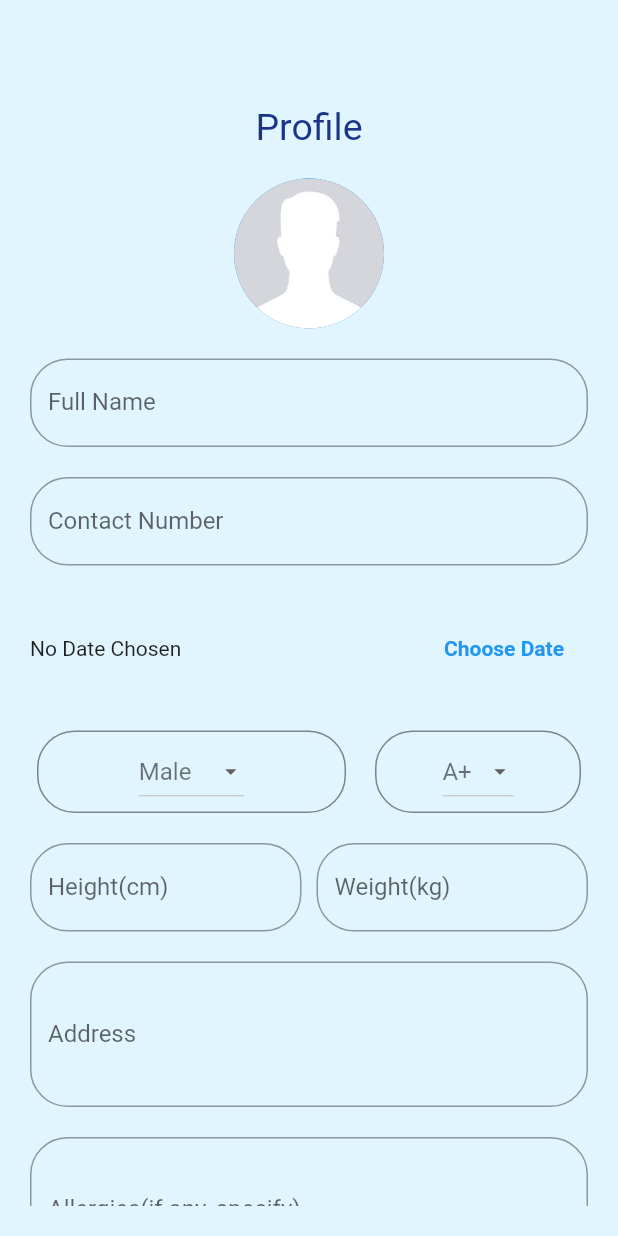
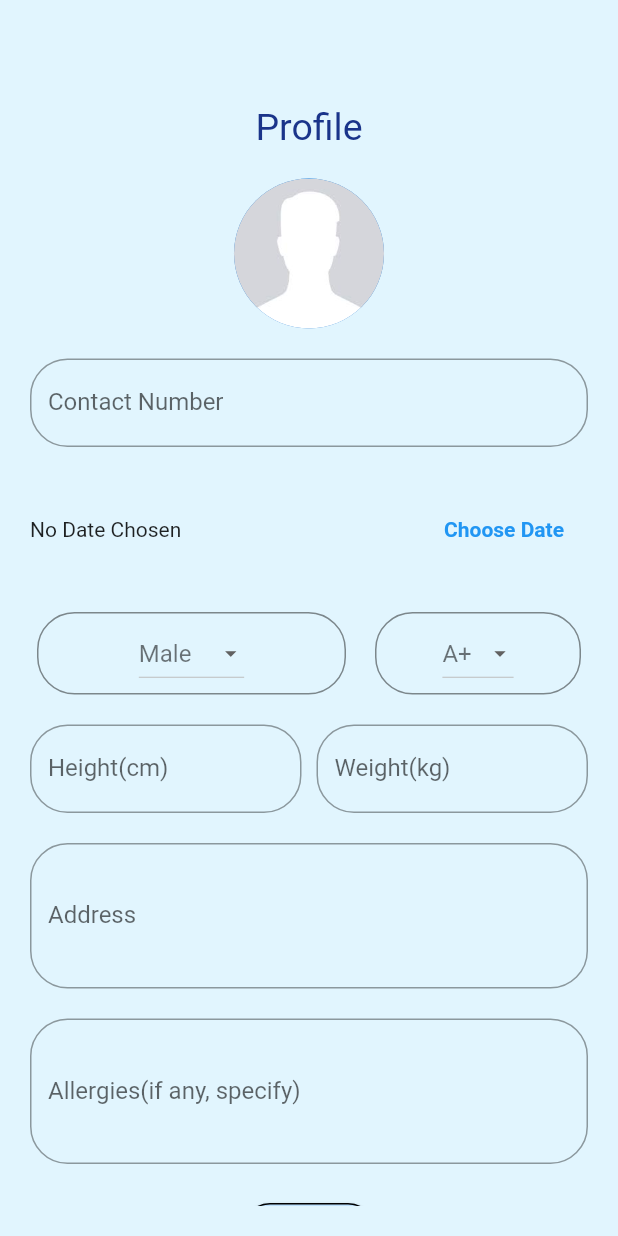
Before and after one commit to rahulsunil2/MediLocker, a Flutter app: the SetProfile screen opened directly, on a phone screen of 412 x 824 dp. Run offline on Flutter 3.47's test engine with Material 2 defaults, Android fonts, the light colour scheme and no system bars; our stand-ins replace bloc, charts_flutter, equatable, flutter_bloc, image_picker, rflutter_alert and 1 more; missing offline and left inert: flutter_uploader; accounts and stored records are empty; network calls fail; Roboto replaces fonts that are missing (Poppins); project files that could hold a hidden picture were left out.

Commit message:
Removed Full Name from setProfile.dart

```diff
--- a/lib/Profile/setProfile.dart
+++ b/lib/Profile/setProfile.dart
@@ -97,29 +97,6 @@ class MySetProfile extends State<SetProfile> {
                         radius: 50,
                       ),
                       new Padding(padding: EdgeInsets.only(top: 20.0)),
-                      TextFormField(
-                        decoration: new InputDecoration(
-                          labelText: "Full Name",
-                          fillColor: Colors.white,
-                          border: new OutlineInputBorder(
-                            borderRadius: new BorderRadius.circular(25.0),
-                            borderSide: new BorderSide(),
-                          ),
-                        ),
-                        controller: _nameController,
-                        validator: (val) {
-                          if (val.length == 0) {
-                            return "Name can not be empty";
-                          } else {
-                            return null;
-                          }
-                        },
-                        keyboardType: TextInputType.text,
-                        style: new TextStyle(
-                          fontFamily: "Poppins",
-                        ),
-                      ),
-                      Padding(padding: EdgeInsets.only(top: 20.0)),
                       TextFormField(
                         decoration: new InputDecoration(
                           labelText: "Contact Number",
@@ -322,18 +299,6 @@ class MySetProfile extends State<SetProfile> {
                               MaterialPageRoute(builder: (context) => Home()));
                         },
                       ),
-                      Padding(padding: EdgeInsets.only(top: 20.0)),
-                      RaisedButton(
-                        child: Text('Submit'),
-                        color: Colors.blue[100],
-                        shape: RoundedRectangleBorder(
-                            borderRadius: BorderRadius.circular(18),
-                            side: BorderSide(color: Colors.black)),
-                        onPressed: () {
-                          Navigator.push(context,
-                              MaterialPageRoute(builder: (context) => Home()));
-                        },
-                      ),
                     ])),
                   ),
                 ),
```
